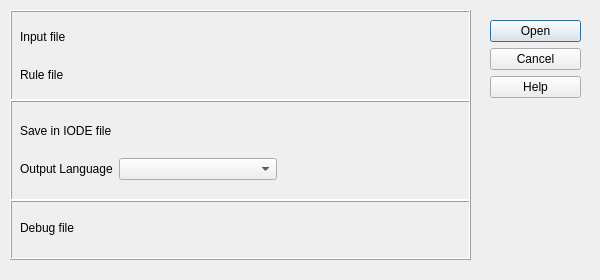
Old version of the form gui/menu/file/file_import_comments.ui in the repository plan-be/iode.
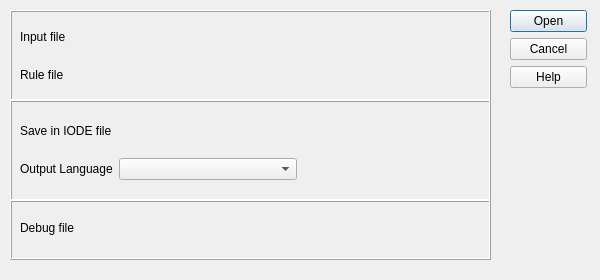
New version of the form. Icons and pictures are not drawn. Custom widgets are drawn as their Qt base class.

Commit message: GUI: (File Menu) added missing keyboard shortcuts

```diff
--- a/gui/menu/file/file_import_comments.ui
+++ b/gui/menu/file/file_import_comments.ui
@@ -38,28 +38,12 @@
    <iconset>
     <normaloff>icons/Iodenew.ico</normaloff>icons/Iodenew.ico</iconset>
   </property>
-  <widget class="QDialogButtonBox" name="buttonBox">
-   <property name="geometry">
-    <rect>
-     <x>490</x>
-     <y>20</y>
-     <width>91</width>
-     <height>91</height>
-    </rect>
-   </property>
-   <property name="orientation">
-    <enum>Qt::Vertical</enum>
-   </property>
-   <property name="standardButtons">
-    <set>QDialogButtonBox::Cancel|QDialogButtonBox::Help|QDialogButtonBox::Open</set>
-   </property>
-  </widget>
   <widget class="QFrame" name="frame_top">
    <property name="geometry">
     <rect>
      <x>10</x>
      <y>10</y>
-     <width>461</width>
+     <width>481</width>
      <height>91</height>
     </rect>
    </property>
@@ -74,7 +58,7 @@
      <rect>
       <x>10</x>
       <y>10</y>
-      <width>441</width>
+      <width>461</width>
       <height>71</height>
      </rect>
     </property>
@@ -119,7 +103,7 @@
     <rect>
      <x>10</x>
      <y>100</y>
-     <width>461</width>
+     <width>481</width>
      <height>101</height>
     </rect>
    </property>
@@ -134,7 +118,7 @@
      <rect>
       <x>10</x>
       <y>10</y>
-      <width>441</width>
+      <width>461</width>
       <height>81</height>
      </rect>
     </property>
@@ -197,7 +181,7 @@
     <rect>
      <x>10</x>
      <y>200</y>
-     <width>461</width>
+     <width>481</width>
      <height>60</height>
     </rect>
    </property>
@@ -225,12 +209,85 @@
      <rect>
       <x>80</x>
       <y>20</y>
-      <width>371</width>
+      <width>391</width>
       <height>21</height>
      </rect>
     </property>
    </widget>
   </widget>
+  <widget class="QWidget" name="layoutWidget_2">
+   <property name="geometry">
+    <rect>
+     <x>510</x>
+     <y>10</y>
+     <width>77</width>
+     <height>251</height>
+    </rect>
+   </property>
+   <layout class="QVBoxLayout" name="verticalLayout">
+    <item>
+     <widget class="QPushButton" name="openButton">
+      <property name="sizePolicy">
+       <sizepolicy hsizetype="Fixed" vsizetype="Fixed">
+        <horstretch>0</horstretch>
+        <verstretch>0</verstretch>
+       </sizepolicy>
+      </property>
+      <property name="text">
+       <string>Open</string>
+      </property>
+      <property name="shortcut">
+       <string>F10</string>
+      </property>
+     </widget>
+    </item>
+    <item>
+     <widget class="QPushButton" name="cancelButton">
+      <property name="sizePolicy">
+       <sizepolicy hsizetype="Fixed" vsizetype="Fixed">
+        <horstretch>0</horstretch>
+        <verstretch>0</verstretch>
+       </sizepolicy>
+      </property>
+      <property name="text">
+       <string>Cancel</string>
+      </property>
+      <property name="shortcut">
+       <string>Esc</string>
+      </property>
+     </widget>
+    </item>
+    <item>
+     <widget class="QPushButton" name="helpButton">
+      <property name="sizePolicy">
+       <sizepolicy hsizetype="Fixed" vsizetype="Fixed">
+        <horstretch>0</horstretch>
+        <verstretch>0</verstretch>
+       </sizepolicy>
+      </property>
+      <property name="text">
+       <string>Help</string>
+      </property>
+      <property name="shortcut">
+       <string>F1</string>
+      </property>
+     </widget>
+    </item>
+    <item>
+     <spacer name="verticalSpacer">
+      <property name="orientation">
+       <enum>Qt::Vertical</enum>
+      </property>
+      <property name="sizeHint" stdset="0">
+       <size>
+        <width>20</width>
+        <height>40</height>
+       </size>
+      </property>
+     </spacer>
+    </item>
+   </layout>
+  </widget>
  </widget>
  <customwidgets>
   <customwidget>
```
Left out of the diff: 74 changed lines with no effect on the pictures. The commit also changes 3 other files.
